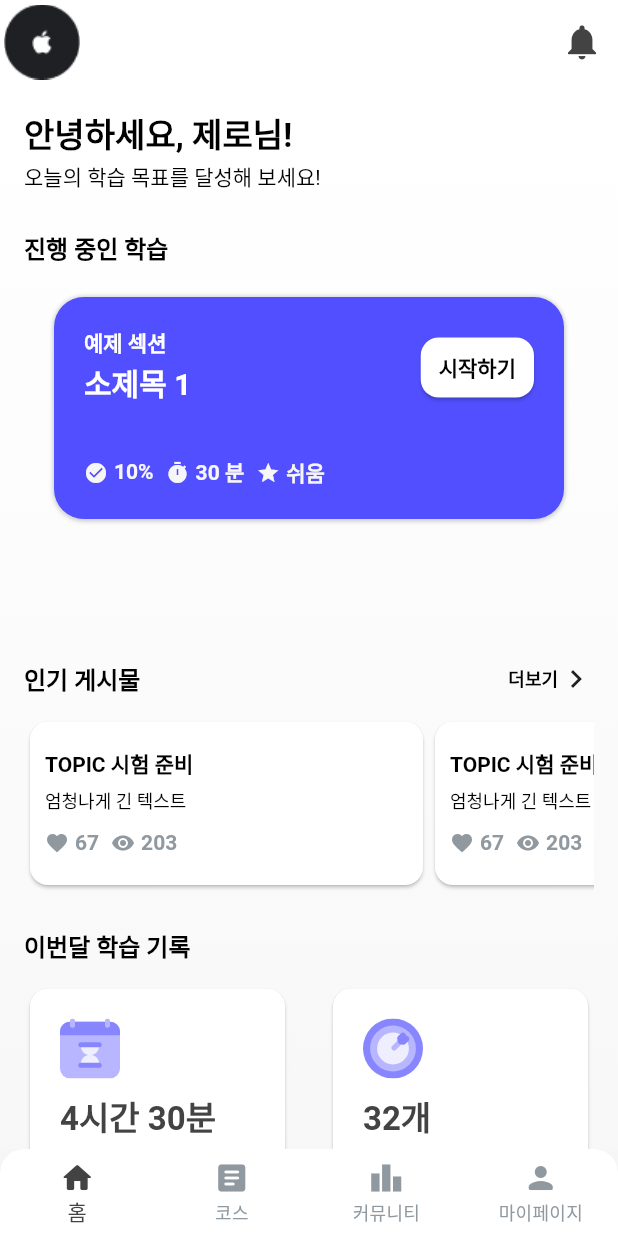
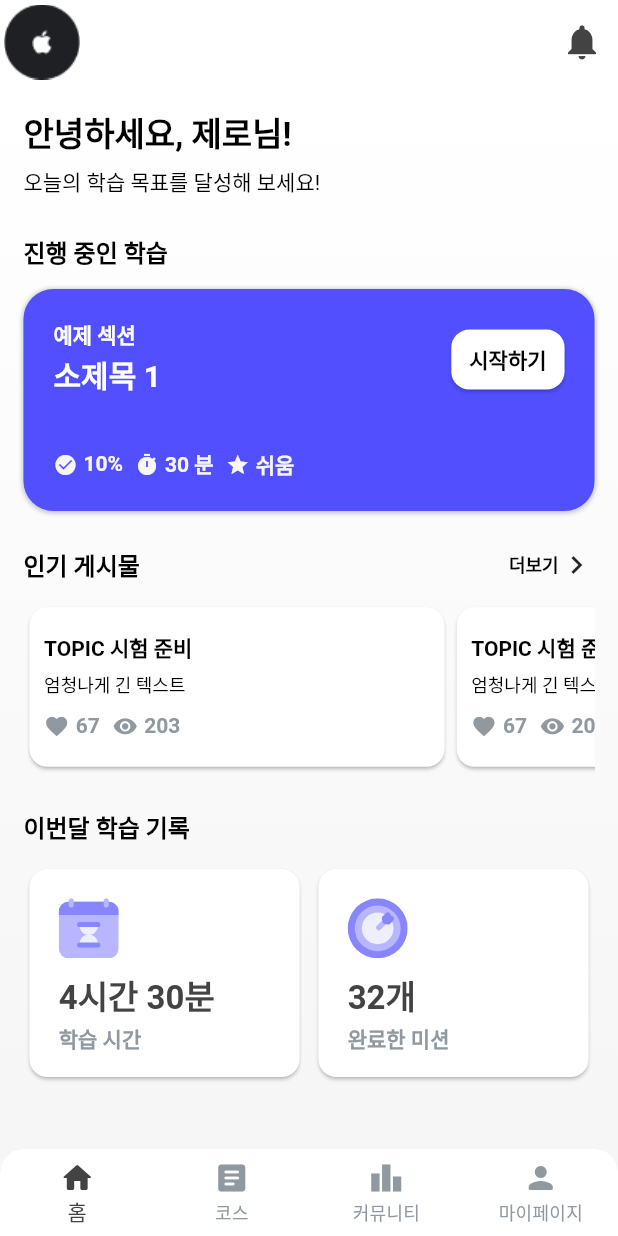
Before and after one commit to ChristineKangHee/Glang, a Flutter app: the screen it shows after launch, on a phone screen of 412 x 824 dp. Run offline on Flutter 3.47's test engine with Material 3 defaults, Android fonts, the phone set to English and light mode, and no system bars; our stand-ins replace easy_localization, firebase_auth, firebase_core, flutter_dotenv, flutter_local_notifications, flutter_riverpod and 3 more; missing offline and left inert: d_chart; accounts and stored records are empty; Roboto replaces fonts that are missing (Pretendard); project files that could hold a hidden picture were left out.

Commit message:
[Feat] custom_appbar 4,5 추가, popup 패딩 수정 (2025.01.08)

```diff
--- a/lib/view/course/popup_component.dart
+++ b/lib/view/course/popup_component.dart
@@ -51,9 +51,7 @@ class SectionPopup extends StatelessWidget {
         break;
     }
 
-    return Padding(
-      padding: const EdgeInsets.fromLTRB(20.0, 20.0, 20.0, 70.0),
-      child: Container(
+    return Container(
       decoration: BoxDecoration(
         color: cardColor,
         borderRadius: BorderRadius.circular(20),
@@ -130,7 +128,6 @@ class SectionPopup extends StatelessWidget {
               ],
             ),
           ],
-          ),
         ),
       ),
     );
--- a/lib/view/course/section.dart
+++ b/lib/view/course/section.dart
@@ -31,7 +31,9 @@ class Section extends StatelessWidget {
       shape: const RoundedRectangleBorder(
         borderRadius: BorderRadius.vertical(top: Radius.circular(20)),
       ),
-      builder: (_) => SectionPopup(
+      builder: (_) => Padding(
+        padding: const EdgeInsets.fromLTRB(20.0, 20.0, 20.0, 95.0),
+        child: SectionPopup(
           title: data.title,
           subTitle: data.subdetailTitle[index],
           time: data.totalTime[index],
@@ -42,6 +44,7 @@ class Section extends StatelessWidget {
           effects: data.effects[index],
           achievement: data.achievement[index],
           status: data.status[index],
+        ),
       ),
     );
   }
--- a/lib/view/home/home.dart
+++ b/lib/view/home/home.dart
@@ -19,6 +19,7 @@ import '../components/custom_app_bar.dart';
 import '../components/custom_button.dart';
 import '../course/popup_component.dart';
 import 'package:flutter_svg/flutter_svg.dart';
+import 'package:flutter_screenutil/flutter_screenutil.dart';
 
 class MyHomePage extends ConsumerWidget { // ConsumerWidget으로 변경
   const MyHomePage({super.key});
@@ -52,7 +53,7 @@ class MyHomePage extends ConsumerWidget { // ConsumerWidget으로 변경
       body: SafeArea(
         child: SingleChildScrollView(
           child: Container(
-            padding: const EdgeInsets.all(16.0),
+            padding: EdgeInsets.all(16.0.r),
             decoration: BoxDecoration(gradient: AppGradients.whiteToGrey(customColors)),
             child: Column(
               mainAxisAlignment: MainAxisAlignment.start,
@@ -60,35 +61,24 @@ class MyHomePage extends ConsumerWidget { // ConsumerWidget으로 변경
               children: [
                 //TODO: 인사말 위젯
                 GreetingSection(name: name),
-                SizedBox(height: 24,),
+                SizedBox(height: 24.h,),
 
                 //TODO: 진행 중인 학습 위젯
                 ProgressSection(data: data),
-                SizedBox(height: 24,),
+                SizedBox(height: 24.h,),
 
                 //TODO: 인기 게시물 위젯
-                HotPost(customColors: customColors),
-                SizedBox(height: 24,),
+                HotPostSection(customColors: customColors),
+                SizedBox(height: 24.h,),
 
                 //TODO: 이번달 학습 기록 위젯
                 LearningSection(customColors: customColors),
 
-                ElevatedButton(
-                  onPressed: showNotification,
-                  child: Text('Show Notification'),
-                ),
-                Container(
-                  width: MediaQuery.of(context).size.width,
-                  child: ButtonPrimary(
-                    function: () {
-                      print("Button pressed");
-                      Navigator.pushNamed(context, "/example");
-                      //function 은 상황에 맞게 재 정의 할 것.
-                    },
-                    title: '완료',
-                    // 버튼 안에 들어갈 텍스트.
-                  ),
-                ),
+                // ElevatedButton(
+                //   onPressed: showNotification,
+                //   child: Text('Show Notification'),
+                // ),
+
               ],
             ),
           ),
@@ -115,11 +105,12 @@ class LearningSection extends StatelessWidget {
       crossAxisAlignment: CrossAxisAlignment.start,
       children: [
         Text("이번달 학습 기록", style: body_small_semi(context),),
-        SizedBox(height: 12,),
+        SizedBox(height: 12.h,),
         Row(
           mainAxisAlignment: MainAxisAlignment.spaceBetween,
           children: [
             LearningSection_Card(customColors: customColors, imageLink: imageLink_1, title: "4시간 30분", subtitle: "학습 시간",),
+            // SizedBox(width: 20,),
             LearningSection_Card(customColors: customColors, imageLink: imageLink_2, title: "32개", subtitle: "완료한 미션",),
           ],
         ),
@@ -146,9 +137,9 @@ class LearningSection_Card extends StatelessWidget {
   Widget build(BuildContext context) {
     return Card(
       child: Container(
-        width: 170,
-        height: 142,
-        padding: EdgeInsets.all(20),
+        width: 170.5.w,
+        height: 142.h,
+        padding: EdgeInsets.all(20.r),
         child: Column(
           crossAxisAlignment: CrossAxisAlignment.start,
           children: [
@@ -157,7 +148,7 @@ class LearningSection_Card extends StatelessWidget {
                 '$imageLink',
               ),
             ),
-            SizedBox(height: 8,),
+            SizedBox(height: 8.h,),
             Text("$title", style: heading_medium(context).copyWith(color: customColors.neutral30),),
             Text("$subtitle", style: body_xsmall_semi(context).copyWith(color: customColors.neutral60),),
           ],
@@ -182,6 +173,7 @@ class ProgressSection extends StatelessWidget {
       crossAxisAlignment: CrossAxisAlignment.start,
       children: [
         Text("진행 중인 학습", style: body_small_semi(context),),
+        SizedBox(height: 12.h,),
         SectionPopup(
           title: data.title,
           subTitle: data.subdetailTitle[0],
@@ -213,14 +205,15 @@ class GreetingSection extends StatelessWidget {
       crossAxisAlignment: CrossAxisAlignment.start,
       children: [
         Text("안녕하세요, $name님!", style: heading_medium(context),),
+        SizedBox(height: 4.h,),
         Text("오늘의 학습 목표를 달성해 보세요!", style: body_xsmall(context),),
       ],
     );
   }
 }
 
-class HotPost extends StatelessWidget {
-  const HotPost({
+class HotPostSection extends StatelessWidget {
+  const HotPostSection({
     super.key,
     required this.customColors,
   });
@@ -248,7 +241,7 @@ class HotPost extends StatelessWidget {
             ),
           ],
         ),
-        SizedBox(height: 12,),
+        SizedBox(height: 12.h,),
         SingleChildScrollView(
           scrollDirection: Axis.horizontal,
           child: Row(
@@ -276,34 +269,34 @@ class CustomCard extends StatelessWidget {
   Widget build(BuildContext context) {
     return Card(
       child: Container(
-          width: 262,
-          height: 109,
-          padding: EdgeInsets.all(10),
+          width: 262.w,
+          height: 109.h,
+          padding: EdgeInsets.all(10.r),
           child: Column(
             mainAxisAlignment: MainAxisAlignment.center, //텍스트 세로 중앙 정렬
             crossAxisAlignment: CrossAxisAlignment.start, //텍스트 가로 시작점
             children: [
               Text("TOPIC 시험 준비", style: body_xsmall_semi(context), overflow: TextOverflow.ellipsis,),
-              SizedBox(height: 4,),
+              SizedBox(height: 4.h,),
               Text("엄청나게 긴 텍스트", style: body_xxsmall(context), overflow: TextOverflow.ellipsis,),
-              SizedBox(height: 8,),
+              SizedBox(height: 8.h,),
               Row(
                 mainAxisAlignment: MainAxisAlignment.start,
                 children: [
                   Row(
                     children: [
-                      Icon(Icons.favorite, size: 16, color: customColors.neutral60,),
-                      SizedBox(width: 4,),
+                      Icon(Icons.favorite, size: 16.sp, color: customColors.neutral60,),
+                      SizedBox(width: 4.w,),
                       Text("67", style: body_xsmall_semi(context).copyWith(color: customColors.neutral60),),
-                      SizedBox(width: 8,),
+                      SizedBox(width: 8.w,),
                     ],
                   ),
                   Row(
                     children: [
-                      Icon(Icons.visibility, size: 16, color: customColors.neutral60,),
-                      SizedBox(width: 4,),
+                      Icon(Icons.visibility, size: 16.sp, color: customColors.neutral60,),
+                      SizedBox(width: 4.w,),
                       Text("203", style: body_xsmall_semi(context).copyWith(color: customColors.neutral60),),
-                      SizedBox(width: 8,),
+                      SizedBox(width: 8.w,),
                     ],
                   ),
                 ],
```
Also changed, not shown: lib/view/components/custom_app_bar.dart (+104 -2 lines). Lines whose indentation alone changed are shown as unchanged.
